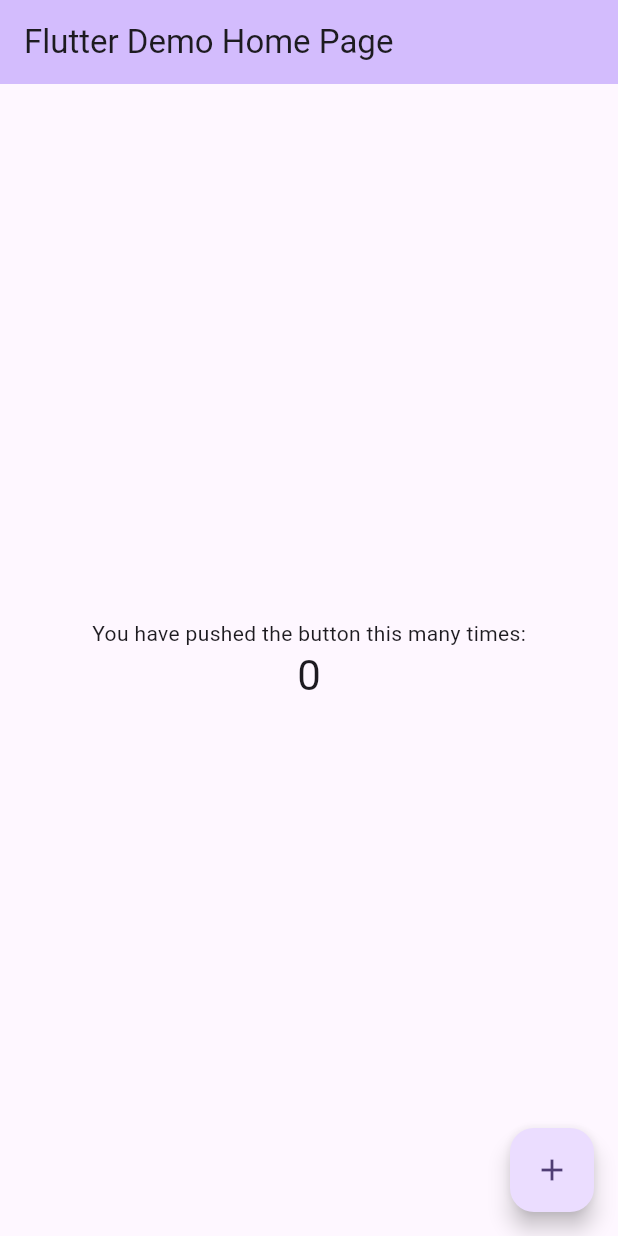
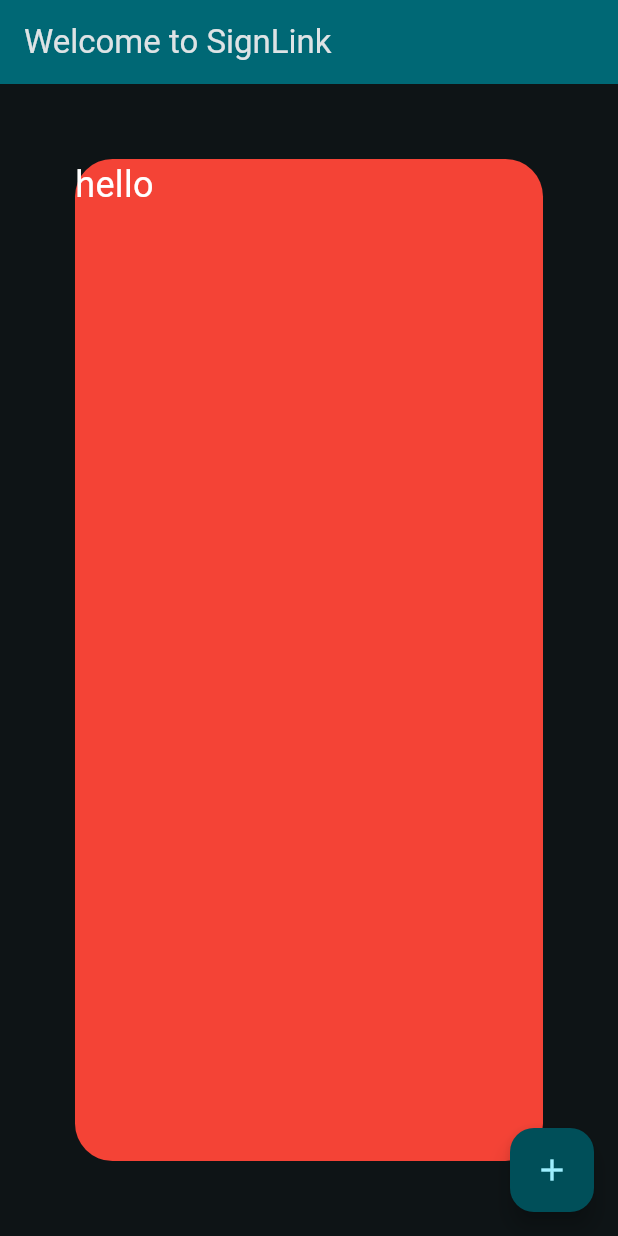
Before and after one commit to Islamlogbibi/flutter, a Flutter app: the screen it shows after launch, on a phone screen of 412 x 824 dp. Run offline on Flutter 3.47's test engine with Material 3 defaults, Android fonts, the phone set to English and light mode, and no system bars.

Commit message:
containers

```diff
--- a/lib/main.dart
+++ b/lib/main.dart
@@ -6,46 +6,23 @@ void main() {
 
 class MyApp extends StatelessWidget {
   const MyApp({super.key});
-
-  // This widget is the root of your application.
   @override
   Widget build(BuildContext context) {
     return MaterialApp(
-      title: 'Flutter Demo',
+      debugShowCheckedModeBanner: false,
+      title: 'SignLink',
       theme: ThemeData(
-        // This is the theme of your application.
-        //
-        // TRY THIS: Try running your application with "flutter run". You'll see
-        // the application has a purple toolbar. Then, without quitting the app,
-        // try changing the seedColor in the colorScheme below to Colors.green
-        // and then invoke "hot reload" (save your changes or press the "hot
-        // reload" button in a Flutter-supported IDE, or press "r" if you used
-        // the command line to start the app).
-        //
-        // Notice that the counter didn't reset back to zero; the application
-        // state is not lost during the reload. To reset the state, use hot
-        // restart instead.
-        //
-        // This works for code too, not just values: Most code changes can be
-        // tested with just a hot reload.
-        colorScheme: ColorScheme.fromSeed(seedColor: Colors.deepPurple),
+        colorScheme: ColorScheme.fromSeed(seedColor: const Color.fromARGB(255, 58, 166, 183),
+        brightness: Brightness.dark
+        ),
       ),
-      home: const MyHomePage(title: 'Flutter Demo Home Page'),
+      home: const MyHomePage(title: 'Welcome to SignLink'),
     );
   }
 }
 
 class MyHomePage extends StatefulWidget {
   const MyHomePage({super.key, required this.title});
-
-  // This widget is the home page of your application. It is stateful, meaning
-  // that it has a State object (defined below) that contains fields that affect
-  // how it looks.
-
-  // This class is the configuration for the state. It holds the values (in this
-  // case the title) provided by the parent (in this case the App widget) and
-  // used by the build method of the State. Fields in a Widget subclass are
-  // always marked "final".
 
   final String title;
 
@@ -58,65 +35,47 @@ class _MyHomePageState extends State<MyHomePage> {
 
   void _incrementCounter() {
     setState(() {
-      // This call to setState tells the Flutter framework that something has
-      // changed in this State, which causes it to rerun the build method below
-      // so that the display can reflect the updated values. If we changed
-      // _counter without calling setState(), then the build method would not be
-      // called again, and so nothing would appear to happen.
+
       _counter++;
     });
   }
 
   @override
   Widget build(BuildContext context) {
-    // This method is rerun every time setState is called, for instance as done
-    // by the _incrementCounter method above.
-    //
-    // The Flutter framework has been optimized to make rerunning build methods
-    // fast, so that you can just rebuild anything that needs updating rather
-    // than having to individually change instances of widgets.
+
     return Scaffold(
       appBar: AppBar(
-        // TRY THIS: Try changing the color here to a specific color (to
-        // Colors.amber, perhaps?) and trigger a hot reload to see the AppBar
-        // change color while the other colors stay the same.
+
         backgroundColor: Theme.of(context).colorScheme.inversePrimary,
-        // Here we take the value from the MyHomePage object that was created by
-        // the App.build method, and use it to set our appbar title.
+
         title: Text(widget.title),
       ),
       body: Center(
-        // Center is a layout widget. It takes a single child and positions it
-        // in the middle of the parent.
-        child: Column(
-          // Column is also a layout widget. It takes a list of children and
-          // arranges them vertically. By default, it sizes itself to fit its
-          // children horizontally, and tries to be as tall as its parent.
-          //
-          // Column has various properties to control how it sizes itself and
-          // how it positions its children. Here we use mainAxisAlignment to
-          // center the children vertically; the main axis here is the vertical
-          // axis because Columns are vertical (the cross axis would be
-          // horizontal).
-          //
-          // TRY THIS: Invoke "debug painting" (choose the "Toggle Debug Paint"
-          // action in the IDE, or press "p" in the console), to see the
-          // wireframe for each widget.
-          mainAxisAlignment: MainAxisAlignment.center,
-          children: <Widget>[
-            const Text('You have pushed the button this many times:'),
-            Text(
-              '$_counter',
-              style: Theme.of(context).textTheme.headlineMedium,
+
+        child: Container(
+          height: double.infinity,
+          width: double.infinity,
+          margin: EdgeInsets.all(50.0),
+          decoration: BoxDecoration(
+            borderRadius: BorderRadius.circular(25.0),
+            color: Colors.red,
+          ),
+          child: Text(
+            'hello',
+            style: TextStyle(
+              fontSize: 24,
+              color: Colors.white
             ),
-          ],
+          ),
+
+
         ),
       ),
       floatingActionButton: FloatingActionButton(
         onPressed: _incrementCounter,
         tooltip: 'Increment',
         child: const Icon(Icons.add),
-      ), // This trailing comma makes auto-formatting nicer for build methods.
+      ),
     );
   }
 }
```
